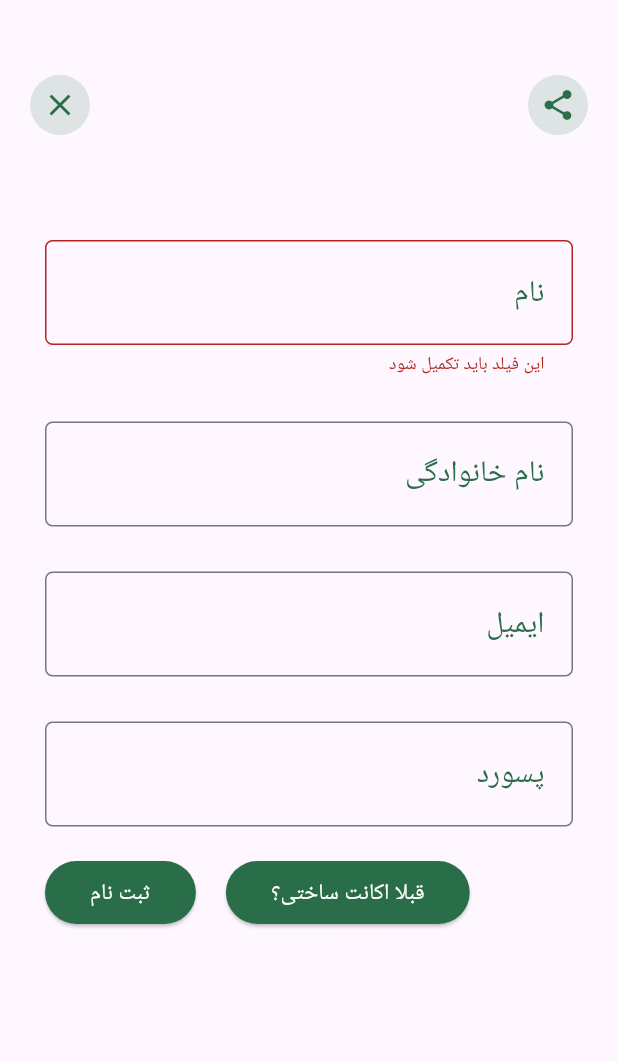
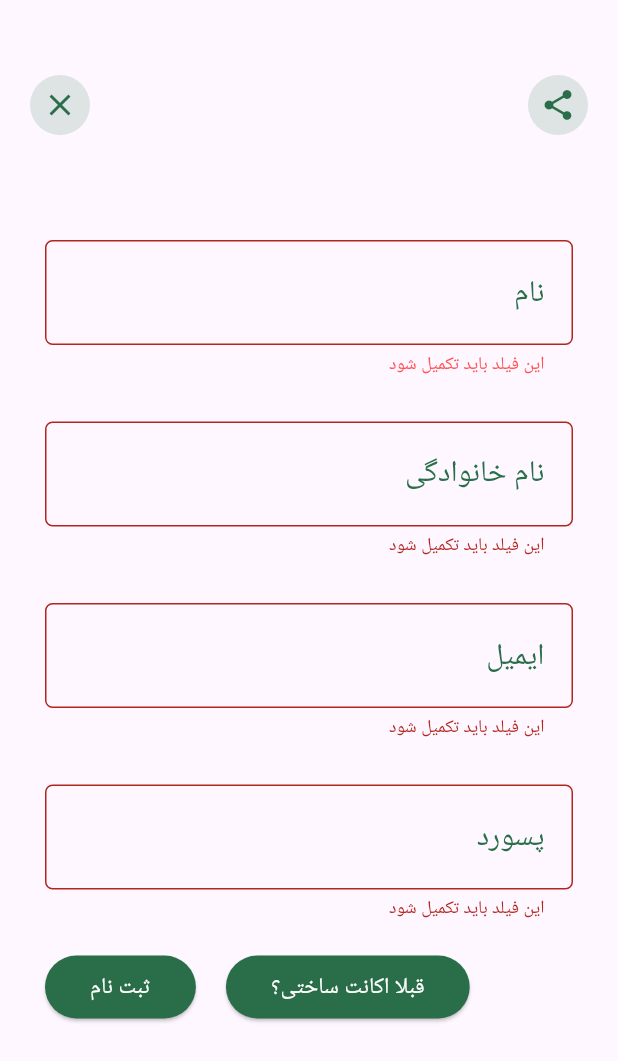
Before and after one commit to pouyahadinejad/wordpressApi, a Flutter app: the screen it shows after launch, after a tap on "ثبت نام", on a phone screen of 412 x 824 dp. Shown: the top 1061 px of the screen. Run offline on Flutter 3.47's test engine with Material 3 defaults, Android fonts, the phone set to English and light mode, and no system bars; our stand-ins replace animated_bottom_navigation_bar, dio; accounts and stored records are empty.

```diff
--- a/lib/ui/signup/signup_page.dart
+++ b/lib/ui/signup/signup_page.dart
@@ -90,6 +90,8 @@ class _SignupPageState extends State<SignupPage> {
                               height: 2.0,
                             ),
                             decoration: InputDecoration(
+                              errorStyle:
+                                  const TextStyle(color: Colors.redAccent),
                               hintTextDirection: TextDirection.ltr,
                               focusedBorder: OutlineInputBorder(
                                 borderSide: BorderSide(
@@ -156,6 +158,12 @@ class _SignupPageState extends State<SignupPage> {
                                 ),
                               ),
                             ),
+                            validator: (value) {
+                              if (value.toString().isEmpty) {
+                                return 'این فیلد باید تکمیل شود';
+                              }
+                              return null;
+                            },
                           ),
                         ),
                         const SizedBox(height: 30.0),
@@ -195,12 +203,19 @@ class _SignupPageState extends State<SignupPage> {
                                 ),
                               ),
                             ),
+                            validator: (value) {
+                              if (value.toString().isEmpty) {
+                                return 'این فیلد باید تکمیل شود';
+                              }
+                              return null;
+                            },
                           ),
                         ),
                         const SizedBox(height: 30.0),
                         Directionality(
                           textDirection: TextDirection.rtl,
                           child: TextFormField(
+                            obscureText: true,
                             initialValue: customerModel.password,
                             onChanged: (value) {
                               customerModel.password = value;
@@ -233,6 +248,12 @@ class _SignupPageState extends State<SignupPage> {
                                 ),
                               ),
                             ),
+                            validator: (value) {
+                              if (value.toString().isEmpty) {
+                                return 'این فیلد باید تکمیل شود';
+                              }
+                              return null;
+                            },
                           ),
                         ),
                         const SizedBox(height: 20.0),
@@ -249,8 +270,14 @@ class _SignupPageState extends State<SignupPage> {
                               onPressed: () {
                                 if (globalKey.currentState!.validate()) {
                                   debugPrint('${customerModel.toJson()}');
+                                  setState(() {
+                                    isApiCalled = true;
+                                  });
                                   apiService.createCustomer(customerModel).then(
                                     (retRes) {
+                                      setState(() {
+                                        isApiCalled = false;
+                                      });
                                       if (retRes) {
                                         showDialog(
                                           context: context,
@@ -321,7 +348,17 @@ class _SignupPageState extends State<SignupPage> {
                               ),
                             )
                           ],
-                        )
+                        ),
+                        const SizedBox(height: 30.0),
+                        isApiCalled
+                            ? const Text(
+                                "لطفا منتظر بمانید ...",
+                                textDirection: TextDirection.rtl,
+                                style: TextStyle(
+                                  fontSize: 20.0,
+                                ),
+                              )
+                            : const Text(""),
                       ],
                     ),
                   ),
```
